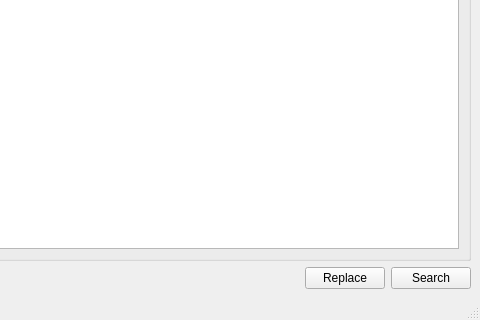
The window that MainWindow.ui (visuve/grepQt) describes before a commit, drawn with Qt 5; both pictures show x 220 to 700 and y 380 to 700 of the 700 by 700 pixel window.
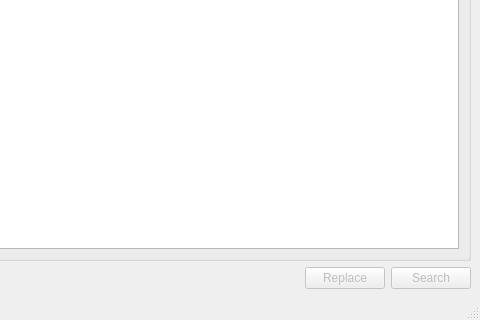
The same window after the commit.

Commit message: Higlight line edits red if not valid

What changed in the file:
```diff
--- a/MainWindow.ui
+++ b/MainWindow.ui
@@ -202,6 +202,9 @@
     </item>
     <item row="4" column="1">
      <widget class="QPushButton" name="pushButtonReplace">
+      <property name="enabled">
+       <bool>false</bool>
+      </property>
       <property name="text">
        <string>Replace</string>
       </property>
@@ -209,6 +212,9 @@
     </item>
     <item row="4" column="2">
      <widget class="QPushButton" name="pushButtonSearch">
+      <property name="enabled">
+       <bool>false</bool>
+      </property>
       <property name="text">
        <string>Search</string>
       </property>
```
The commit also changes 1 other file.
